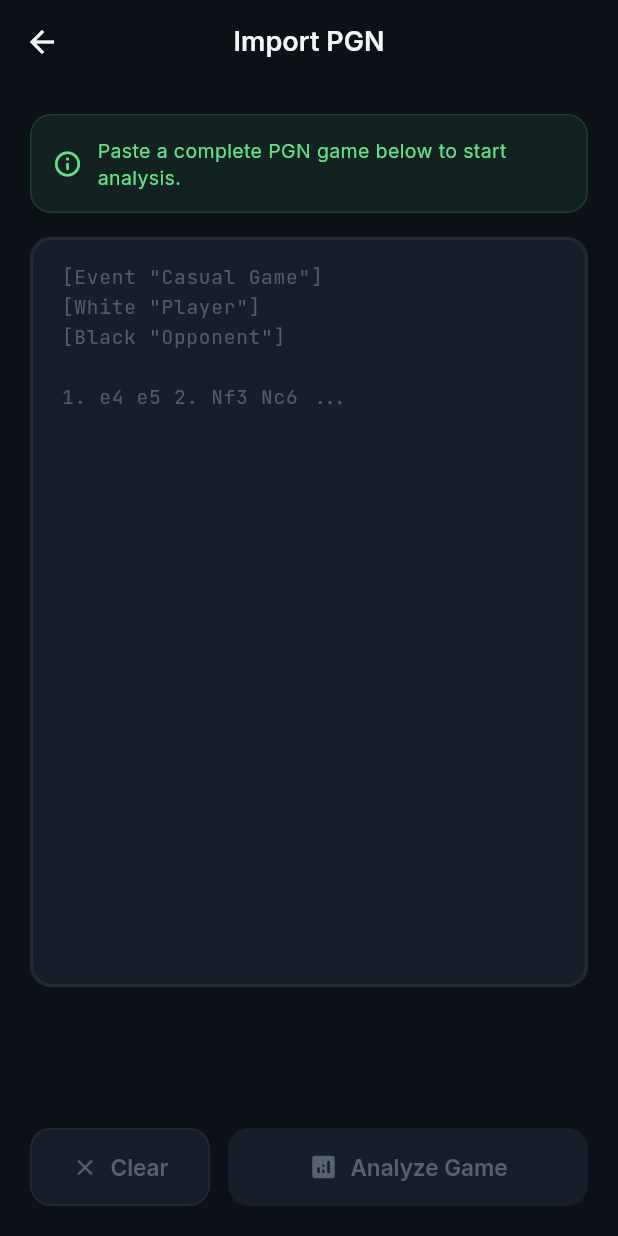
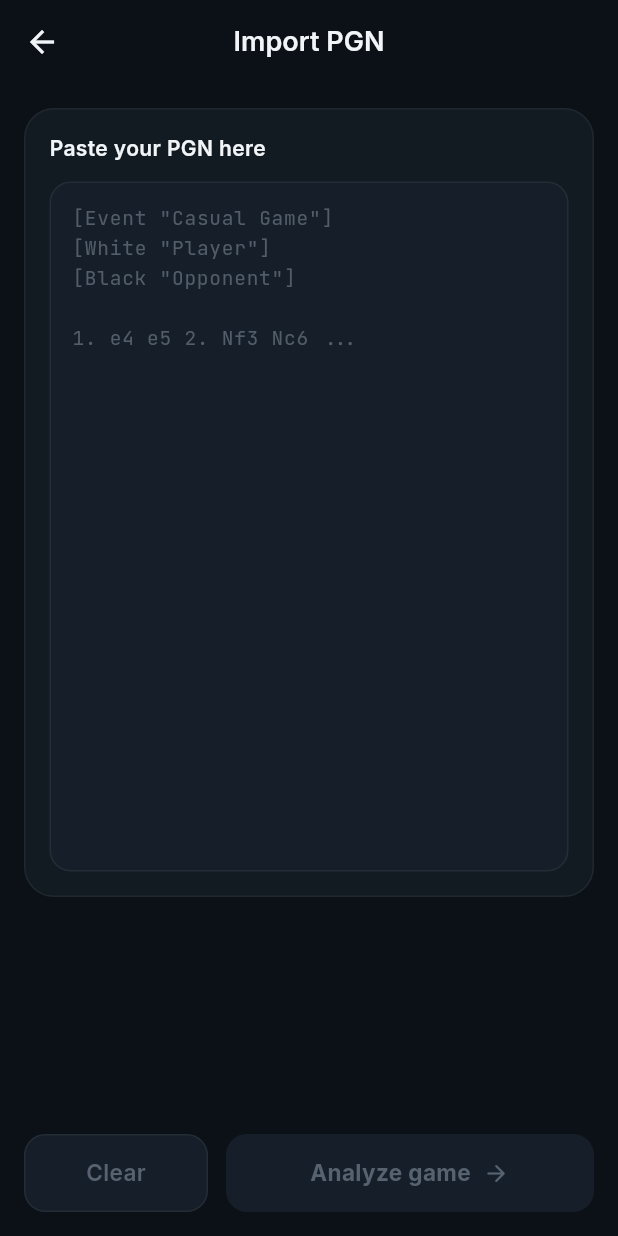
Before and after one commit to TheVee7/Chess-lens, a Flutter app: the PgnImportScreen screen opened directly, on a phone screen of 412 x 824 dp. Run offline on Flutter 3.47's test engine with Material 3 defaults, Android fonts, the phone set to English and light mode, and no system bars; our stand-ins replace flutter_secure_storage, google_fonts, share_plus, shared_preferences; missing offline and left inert: chess, chessground, dartchess, receive_sharing_intent, stockfish; accounts and stored records are empty; statements that could not run were skipped.

Commit message:
feat(ui): restyle PGN import screen with AppCard, buttons, and error card

```diff
--- a/lib/screens/pgn_import/pgn_import_screen.dart
+++ b/lib/screens/pgn_import/pgn_import_screen.dart
@@ -2,6 +2,7 @@ import 'package:flutter/material.dart';
 import 'package:google_fonts/google_fonts.dart';
 import '../../core/theme/app_theme.dart';
 import '../../chess/pgn_parser.dart';
+import '../../widgets/ui/ui.dart';
 import '../quick_report/loading_screen.dart';
 
 /// Screen allowing the user to paste PGN text and import a game.
@@ -26,9 +27,12 @@ class _PgnImportScreenState extends State<PgnImportScreen> {
     _hasContent = _controller.text.trim().isNotEmpty;
 
     _controller.addListener(() {
+      final hasNow = _controller.text.trim().isNotEmpty;
+      if (hasNow != _hasContent) {
         setState(() {
-        _hasContent = _controller.text.trim().isNotEmpty;
+          _hasContent = hasNow;
         });
+      }
     });
   }
 
@@ -75,66 +79,46 @@ class _PgnImportScreenState extends State<PgnImportScreen> {
       body: SafeArea(
         child: LayoutBuilder(
           builder: (context, constraints) {
+            // Reserve room for padding, error, buttons, and appbar
             final availableHeight = constraints.maxHeight;
-            // Calculate height for text field so it expands on large screens,
-            // but stays scrollable and doesn't overflow on small screens / keyboard open.
-            final textFieldHeight = (availableHeight - 190).clamp(160.0, 500.0);
+            final textFieldHeight = (availableHeight - 170).clamp(160.0, 460.0);
 
             return SingleChildScrollView(
-              padding: const EdgeInsets.all(20),
+              padding: const EdgeInsets.all(AppTheme.screenMargin),
               child: ConstrainedBox(
                 constraints: BoxConstraints(
-                  minHeight: constraints.maxHeight - 40,
+                  minHeight: constraints.maxHeight - (AppTheme.screenMargin * 2),
                 ),
                 child: IntrinsicHeight(
                   child: Column(
                     crossAxisAlignment: CrossAxisAlignment.start,
                     children: [
-                      // ── Instructions ────────────────────────────────
-                      Container(
-                        padding: const EdgeInsets.all(14),
-                        decoration: BoxDecoration(
-                          color: AppTheme.primary.withValues(alpha: 0.08),
-                          borderRadius: BorderRadius.circular(AppTheme.radiusMd),
-                          border: Border.all(
-                            color: AppTheme.primary.withValues(alpha: 0.15),
+                      // ── Large Card with PGN input ───────────────────────
+                      AppCard(
+                        padding: const EdgeInsets.all(16),
+                        child: Column(
+                          crossAxisAlignment: CrossAxisAlignment.start,
+                          children: [
+                            Text(
+                              'Paste your PGN here',
+                              style: GoogleFonts.inter(
+                                fontSize: 14,
+                                fontWeight: FontWeight.w600,
+                                color: AppTheme.textPrimary,
                               ),
                             ),
-                        child: Row(
-                          children: [
-                            const Icon(
-                              Icons.info_outline_rounded,
-                              color: AppTheme.primaryLight,
-                              size: 20,
-                            ),
-                            const SizedBox(width: 10),
-                            Expanded(
-                              child: Text(
-                                'Paste a complete PGN game below to start analysis.',
-                                style: GoogleFonts.inter(
-                                  color: AppTheme.primaryLight,
-                                  fontSize: 13,
-                                  height: 1.4,
-                                ),
-                              ),
-                            ),
-                          ],
-                        ),
-                      ),
-                      const SizedBox(height: 16),
-
-                      // ── PGN input ───────────────────────────────────
-                      SizedBox(
+                            const SizedBox(height: 12),
+                            Container(
                               height: textFieldHeight,
-                        child: Container(
                               decoration: BoxDecoration(
-                            color: AppTheme.surfaceLight,
+                                color: AppTheme.surfaceRaised,
                                 borderRadius:
-                                BorderRadius.circular(AppTheme.radiusMd),
+                                    BorderRadius.circular(AppTheme.radiusInner),
                                 border: Border.all(
                                   color: _error != null
-                                  ? AppTheme.error.withValues(alpha: 0.5)
-                                  : AppTheme.surfaceBorder,
+                                      ? AppTheme.blunder.withValues(alpha: 0.5)
+                                      : AppTheme.border,
+                                  width: 1,
                                 ),
                               ),
                               child: TextField(
@@ -151,39 +135,53 @@ class _PgnImportScreenState extends State<PgnImportScreen> {
                                   hintText:
                                       '[Event "Casual Game"]\n[White "Player"]\n[Black "Opponent"]\n\n1. e4 e5 2. Nf3 Nc6 ...',
                                   hintStyle: GoogleFonts.jetBrainsMono(
-                                color: AppTheme.textTertiary.withValues(alpha: 0.5),
+                                    color: AppTheme.textSecondary
+                                        .withValues(alpha: 0.5),
                                     fontSize: 13,
                                   ),
+                                  filled: false,
                                   border: InputBorder.none,
-                              contentPadding: const EdgeInsets.all(16),
+                                  enabledBorder: InputBorder.none,
+                                  focusedBorder: InputBorder.none,
+                                  contentPadding: const EdgeInsets.all(14),
                                 ),
                               ),
                             ),
+                          ],
+                        ),
                       ),
 
-                      // ── Error ───────────────────────────────────────
+                      // ── Red-tinted Error Card ───────────────────────────
                       if (_error != null) ...[
-                        const SizedBox(height: 10),
+                        const SizedBox(height: 12),
                         Container(
-                          padding: const EdgeInsets.all(10),
+                          padding: const EdgeInsets.all(14),
                           decoration: BoxDecoration(
-                            color: AppTheme.error.withValues(alpha: 0.1),
-                            borderRadius: BorderRadius.circular(8),
+                            color: AppTheme.blunder.withValues(alpha: 0.10),
+                            borderRadius:
+                                BorderRadius.circular(AppTheme.radiusInner),
+                            border: Border.all(
+                              color: AppTheme.blunder.withValues(alpha: 0.30),
+                              width: 1,
+                            ),
                           ),
                           child: Row(
+                            crossAxisAlignment: CrossAxisAlignment.start,
                             children: [
                               const Icon(
                                 Icons.error_outline_rounded,
-                                color: AppTheme.error,
-                                size: 16,
+                                color: AppTheme.blunder,
+                                size: 18,
                               ),
-                              const SizedBox(width: 8),
+                              const SizedBox(width: 10),
                               Expanded(
                                 child: Text(
                                   _error!,
-                                  style: const TextStyle(
-                                    color: AppTheme.error,
-                                    fontSize: 12,
+                                  style: GoogleFonts.inter(
+                                    color: AppTheme.blunder,
+                                    fontSize: 13,
+                                    height: 1.4,
+                                    fontWeight: FontWeight.w500,
                                   ),
                                 ),
                               ),
@@ -195,51 +193,23 @@ class _PgnImportScreenState extends State<PgnImportScreen> {
                       const Spacer(),
                       const SizedBox(height: 16),
 
-                      // ── Buttons ─────────────────────────────────────
+                      // ── Action Buttons ──────────────────────────────────
                       Row(
                         children: [
                           Expanded(
-                            child: OutlinedButton.icon(
-                              icon: const Icon(Icons.clear_rounded, size: 18),
-                              label: const Text('Clear'),
+                            flex: 1,
+                            child: SecondaryButton(
+                              label: 'Clear',
                               onPressed: _hasContent ? _clear : null,
                             ),
                           ),
                           const SizedBox(width: 12),
                           Expanded(
                             flex: 2,
-                            child: Container(
-                              decoration: _hasContent
-                                  ? BoxDecoration(
-                                      gradient: AppTheme.primaryGradient,
-                                      borderRadius: BorderRadius.circular(
-                                        AppTheme.radiusMd,
-                                      ),
-                                      boxShadow: [
-                                        BoxShadow(
-                                          color: AppTheme.primary.withValues(
-                                            alpha: 0.3,
-                                          ),
-                                          blurRadius: 12,
-                                          offset: const Offset(0, 4),
-                                        ),
-                                      ],
-                                    )
-                                  : null,
-                              child: ElevatedButton.icon(
-                                icon: const Icon(
-                                  Icons.analytics_rounded,
-                                  size: 20,
-                                ),
-                                label: const Text('Analyze Game'),
-                                style: _hasContent
-                                    ? ElevatedButton.styleFrom(
-                                        backgroundColor: Colors.transparent,
-                                        shadowColor: Colors.transparent,
-                                      )
-                                    : null,
+                            child: PrimaryButton(
+                              label: 'Analyze game',
+                              showTrailingArrow: true,
                               onPressed: _hasContent ? _analyze : null,
-                              ),
                             ),
                           ),
                         ],
```
Lines whose indentation alone changed are shown as unchanged.
